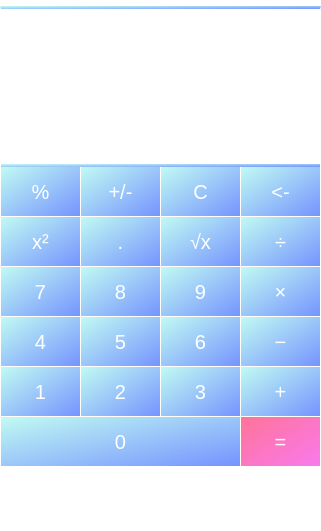
edmosha/calculator, file calculator.ui: the form before one commit.
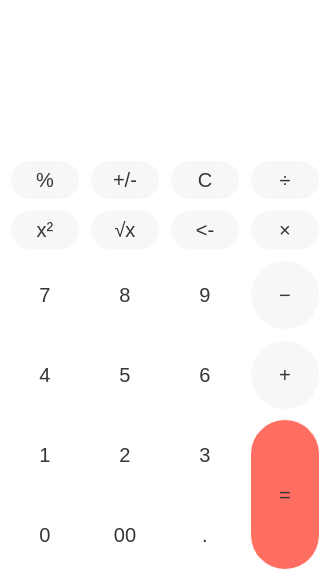
The form after the commit.

The edit to the form file:
```diff
--- a/calculator.ui
+++ b/calculator.ui
@@ -9,8 +9,8 @@
    <rect>
     <x>0</x>
     <y>0</y>
-    <width>321</width>
-    <height>531</height>
+    <width>335</width>
+    <height>585</height>
    </rect>
   </property>
   <property name="minimumSize">
@@ -21,8 +21,8 @@
   </property>
   <property name="maximumSize">
    <size>
-    <width>321</width>
-    <height>531</height>
+    <width>335</width>
+    <height>585</height>
    </size>
   </property>
   <property name="baseSize">
@@ -33,6 +33,7 @@
   </property>
   <property name="font">
    <font>
+    <family>MS Sans Serif</family>
     <pointsize>-1</pointsize>
    </font>
   </property>
@@ -43,28 +44,42 @@
    <bool>false</bool>
   </property>
   <property name="styleSheet">
-   <string notr="true">background: #ffffff;
+   <string notr="true">background-color: #ffffff;
 border: 1px solid #ffffff;
-font-size: 20px;</string>
+font-size: 20px;
+</string>
   </property>
   <widget class="QWidget" name="centralwidget">
    <widget class="QPushButton" name="pushButton_1">
     <property name="geometry">
      <rect>
-      <x>0</x>
-      <y>360</y>
-      <width>81</width>
-      <height>51</height>
+      <x>10</x>
+      <y>420</y>
+      <width>70</width>
+      <height>70</height>
      </rect>
     </property>
+    <property name="maximumSize">
+     <size>
+      <width>80</width>
+      <height>80</height>
+     </size>
+    </property>
     <property name="font">
      <font>
+      <family>MS Shell Dlg 2</family>
       <pointsize>-1</pointsize>
+      <weight>50</weight>
+      <italic>false</italic>
+      <bold>false</bold>
      </font>
     </property>
     <property name="styleSheet">
-     <string notr="true">color: white;
-background: qlineargradient(spread:pad, x1:0, y1:0, x2:1, y2:1, stop:0 rgba(194, 252, 242, 255), stop:1 rgba(116, 146, 255, 255));
+     <string notr="true">color: #363636;
+font: 20pt &quot;MS Shell Dlg 2&quot;;
+background: #ffffff;
+border-radius: 35px;
+font-size: 20px;
 </string>
     </property>
     <property name="text">
@@ -74,20 +89,33 @@
    <widget class="QPushButton" name="pushButton_2">
     <property name="geometry">
      <rect>
-      <x>80</x>
-      <y>360</y>
-      <width>81</width>
-      <height>51</height>
+      <x>90</x>
+      <y>420</y>
+      <width>70</width>
+      <height>70</height>
      </rect>
     </property>
+    <property name="maximumSize">
+     <size>
+      <width>80</width>
+      <height>80</height>
+     </size>
+    </property>
     <property name="font">
      <font>
+      <family>MS Shell Dlg 2</family>
       <pointsize>-1</pointsize>
+      <weight>50</weight>
+      <italic>false</italic>
+      <bold>false</bold>
      </font>
     </property>
     <property name="styleSheet">
-     <string notr="true">color: white;
-background: qlineargradient(spread:pad, x1:0, y1:0, x2:1, y2:1, stop:0 rgba(194, 252, 242, 255), stop:1 rgba(116, 146, 255, 255));
+     <string notr="true">color: #363636;
+font: 20pt &quot;MS Shell Dlg 2&quot;;
+background: #ffffff;
+border-radius: 35px;
+font-size: 20px;
 </string>
     </property>
     <property name="text">
@@ -97,20 +125,33 @@
    <widget class="QPushButton" name="pushButton_3">
     <property name="geometry">
      <rect>
-      <x>160</x>
-      <y>360</y>
-      <width>81</width>
-      <height>51</height>
+      <x>170</x>
+      <y>420</y>
+      <width>70</width>
+      <height>70</height>
      </rect>
     </property>
+    <property name="maximumSize">
+     <size>
+      <width>80</width>
+      <height>80</height>
+     </size>
+    </property>
     <property name="font">
      <font>
+      <family>MS Shell Dlg 2</family>
       <pointsize>-1</pointsize>
+      <weight>50</weight>
+      <italic>false</italic>
+      <bold>false</bold>
      </font>
     </property>
     <property name="styleSheet">
-     <string notr="true">color: white;
-background: qlineargradient(spread:pad, x1:0, y1:0, x2:1, y2:1, stop:0 rgba(194, 252, 242, 255), stop:1 rgba(116, 146, 255, 255));
+     <string notr="true">color: #363636;
+font: 20pt &quot;MS Shell Dlg 2&quot;;
+background: #ffffff;
+border-radius: 35px;
+font-size: 20px;
 </string>
     </property>
     <property name="text">
@@ -120,20 +161,33 @@
    <widget class="QPushButton" name="pushButton_4">
     <property name="geometry">
      <rect>
-      <x>0</x>
-      <y>310</y>
-      <width>81</width>
-      <height>51</height>
+      <x>10</x>
+      <y>340</y>
+      <width>70</width>
+      <height>70</height>
      </rect>
     </property>
+    <property name="maximumSize">
+     <size>
+      <width>80</width>
+      <height>80</height>
+     </size>
+    </property>
     <property name="font">
      <font>
+      <family>MS Shell Dlg 2</family>
       <pointsize>-1</pointsize>
+      <weight>50</weight>
+      <italic>false</italic>
+      <bold>false</bold>
      </font>
     </property>
     <property name="styleSheet">
-     <string notr="true">color: white;
-background: qlineargradient(spread:pad, x1:0, y1:0, x2:1, y2:1, stop:0 rgba(194, 252, 242, 255), stop:1 rgba(116, 146, 255, 255));
+     <string notr="true">color: #363636;
+font: 20pt &quot;MS Shell Dlg 2&quot;;
+background: #ffffff;
+border-radius: 35px;
+font-size: 20px;
 </string>
     </property>
     <property name="text">
@@ -143,20 +197,33 @@
    <widget class="QPushButton" name="pushButton_5">
     <property name="geometry">
      <rect>
-      <x>80</x>
-      <y>310</y>
-      <width>81</width>
-      <height>51</height>
+      <x>90</x>
+      <y>340</y>
+      <width>70</width>
+      <height>70</height>
      </rect>
     </property>
+    <property name="maximumSize">
+     <size>
+      <width>80</width>
+      <height>80</height>
+     </size>
+    </property>
     <property name="font">
      <font>
+      <family>MS Shell Dlg 2</family>
       <pointsize>-1</pointsize>
+      <weight>50</weight>
+      <italic>false</italic>
+      <bold>false</bold>
      </font>
     </property>
     <property name="styleSheet">
-     <string notr="true">color: white;
-background: qlineargradient(spread:pad, x1:0, y1:0, x2:1, y2:1, stop:0 rgba(194, 252, 242, 255), stop:1 rgba(116, 146, 255, 255));
+     <string notr="true">color: #363636;
+font: 20pt &quot;MS Shell Dlg 2&quot;;
+background: #ffffff;
+border-radius: 35px;
+font-size: 20px;
 </string>
     </property>
     <property name="text">
@@ -166,20 +233,33 @@
    <widget class="QPushButton" name="pushButton_6">
     <property name="geometry">
      <rect>
-      <x>160</x>
-      <y>310</y>
-      <width>81</width>
-      <height>51</height>
+      <x>170</x>
+      <y>340</y>
+      <width>70</width>
+      <height>70</height>
      </rect>
     </property>
+    <property name="maximumSize">
+     <size>
+      <width>80</width>
+      <height>80</height>
+     </size>
+    </property>
     <property name="font">
      <font>
+      <family>MS Shell Dlg 2</family>
       <pointsize>-1</pointsize>
+      <weight>50</weight>
+      <italic>false</italic>
+      <bold>false</bold>
      </font>
     </property>
     <property name="styleSheet">
-     <string notr="true">color: white;
-background: qlineargradient(spread:pad, x1:0, y1:0, x2:1, y2:1, stop:0 rgba(194, 252, 242, 255), stop:1 rgba(116, 146, 255, 255));
+     <string notr="true">color: #363636;
+font: 20pt &quot;MS Shell Dlg 2&quot;;
+background: #ffffff;
+border-radius: 35px;
+font-size: 20px;
 </string>
     </property>
     <property name="text">
@@ -189,20 +269,33 @@
    <widget class="QPushButton" name="pushButton_7">
     <property name="geometry">
      <rect>
-      <x>0</x>
+      <x>10</x>
       <y>260</y>
-      <width>81</width>
-      <height>51</height>
+      <width>70</width>
+      <height>70</height>
      </rect>
     </property>
+    <property name="maximumSize">
+     <size>
+      <width>80</width>
+      <height>80</height>
+     </size>
+    </property>
     <property name="font">
      <font>
+      <family>MS Shell Dlg 2</family>
       <pointsize>-1</pointsize>
+      <weight>50</weight>
+      <italic>false</italic>
+      <bold>false</bold>
      </font>
     </property>
     <property name="styleSheet">
-     <string notr="true">color: white;
-background: qlineargradient(spread:pad, x1:0, y1:0, x2:1, y2:1, stop:0 rgba(194, 252, 242, 255), stop:1 rgba(116, 146, 255, 255));
+     <string notr="true">color: #363636;
+font: 20pt &quot;MS Shell Dlg 2&quot;;
+background: #ffffff;
+border-radius: 35px;
+font-size: 20px;
 </string>
     </property>
     <property name="text">
@@ -212,20 +305,33 @@
    <widget class="QPushButton" name="pushButton_8">
     <property name="geometry">
      <rect>
-      <x>80</x>
+      <x>90</x>
       <y>260</y>
-      <width>81</width>
-      <height>51</height>
+      <width>70</width>
+      <height>70</height>
      </rect>
     </property>
+    <property name="maximumSize">
+     <size>
+      <width>80</width>
+      <height>80</height>
+     </size>
+    </property>
     <property name="font">
      <font>
+      <family>MS Shell Dlg 2</family>
       <pointsize>-1</pointsize>
+      <weight>50</weight>
+      <italic>false</italic>
+      <bold>false</bold>
      </font>
     </property>
     <property name="styleSheet">
-     <string notr="true">color: white;
-background: qlineargradient(spread:pad, x1:0, y1:0, x2:1, y2:1, stop:0 rgba(194, 252, 242, 255), stop:1 rgba(116, 146, 255, 255));
+     <string notr="true">color: #363636;
+font: 20pt &quot;MS Shell Dlg 2&quot;;
+background: #ffffff;
+border-radius: 35px;
+font-size: 20px;
 </string>
     </property>
     <property name="text">
@@ -235,20 +341,33 @@
    <widget class="QPushButton" name="pushButton_9">
     <property name="geometry">
      <rect>
-      <x>160</x>
+      <x>170</x>
       <y>260</y>
-      <width>81</width>
-      <height>51</height>
+      <width>70</width>
+      <height>70</height>
      </rect>
     </property>
+    <property name="maximumSize">
+     <size>
+      <width>80</width>
+      <height>80</height>
+     </size>
+    </property>
     <property name="font">
      <font>
+      <family>MS Shell Dlg 2</family>
       <pointsize>-1</pointsize>
+      <weight>50</weight>
+      <italic>false</italic>
+      <bold>false</bold>
      </font>
     </property>
     <property name="styleSheet">
-     <string notr="true">color: white;
-background: qlineargradient(spread:pad, x1:0, y1:0, x2:1, y2:1, stop:0 rgba(194, 252, 242, 255), stop:1 rgba(116, 146, 255, 255));
+     <string notr="true">color: #363636;
+font: 20pt &quot;MS Shell Dlg 2&quot;;
+background: #ffffff;
+border-radius: 35px;
+font-size: 20px;
 </string>
     </property>
     <property name="text">
@@ -258,15 +377,23 @@
    <widget class="QPushButton" name="pushButton_xInCube">
     <property name="geometry">
      <rect>
-      <x>0</x>
+      <x>10</x>
       <y>210</y>
-      <width>81</width>
-      <height>51</height>
+      <width>70</width>
+      <height>40</height>
      </rect>
     </property>
+    <property name="font">
+     <font>
+      <pointsize>-1</pointsize>
+     </font>
+    </property>
     <property name="styleSheet">
-     <string notr="true">color: white;
-background: qlineargradient(spread:pad, x1:0, y1:0, x2:1, y2:1, stop:0 rgba(194, 252, 242, 255), stop:1 rgba(116, 146, 255, 255));
+     <string notr="true">color: #363636;
+background: #f7f7f7;
+border-radius: 20px;
+width: 40px;
+height: 40px;
 </string>
     </property>
     <property name="text">
@@ -276,15 +403,23 @@
    <widget class="QPushButton" name="pushButton_sqrtX">
     <property name="geometry">
      <rect>
-      <x>160</x>
+      <x>90</x>
       <y>210</y>
-      <width>81</width>
-      <height>51</height>
+      <width>70</width>
+      <height>40</height>
      </rect>
     </property>
+    <property name="font">
+     <font>
+      <pointsize>-1</pointsize>
+     </font>
+    </property>
     <property name="styleSheet">
-     <string notr="true">color: white;
-background: qlineargradient(spread:pad, x1:0, y1:0, x2:1, y2:1, stop:0 rgba(194, 252, 242, 255), stop:1 rgba(116, 146, 255, 255));
+     <string notr="true">color: #363636;
+background: #f7f7f7;
+border-radius: 20px;
+width: 40px;
+height: 40px;
 </string>
     </property>
     <property name="text">
@@ -294,15 +429,23 @@
    <widget class="QPushButton" name="pushButton_percent">
     <property name="geometry">
      <rect>
-      <x>0</x>
+      <x>10</x>
       <y>160</y>
-      <width>81</width>
-      <height>51</height>
+      <width>70</width>
+      <height>40</height>
      </rect>
     </property>
+    <property name="font">
+     <font>
+      <pointsize>-1</pointsize>
+     </font>
+    </property>
     <property name="styleSheet">
-     <string notr="true">color: white;
-background: qlineargradient(spread:pad, x1:0, y1:0, x2:1, y2:1, stop:0 rgba(194, 252, 242, 255), stop:1 rgba(116, 146, 255, 255));
+     <string notr="true">color: #363636;
+background: #f7f7f7;
+border-radius: 20px;
+width: 40px;
+height: 40px;
 </string>
     </property>
     <property name="text">
@@ -312,15 +455,23 @@
    <widget class="QPushButton" name="pushButton_plus_minus">
     <property name="geometry">
      <rect>
-      <x>80</x>
+      <x>90</x>
       <y>160</y>
-      <width>81</width>
-      <height>51</height>
+      <width>70</width>
+      <height>40</height>
      </rect>
     </property>
+    <property name="font">
+     <font>
+      <pointsize>-1</pointsize>
+     </font>
+    </property>
     <property name="styleSheet">
-     <string notr="true">color: white;
-background: qlineargradient(spread:pad, x1:0, y1:0, x2:1, y2:1, stop:0 rgba(194, 252, 242, 255), stop:1 rgba(116, 146, 255, 255));
+     <string notr="true">color: #363636;
+background: #f7f7f7;
+border-radius: 20px;
+width: 40px;
+height: 40px;
 </string>
     </property>
     <property name="text">
@@ -330,15 +481,23 @@
    <widget class="QPushButton" name="pushButton_clearAll">
     <property name="geometry">
      <rect>
-      <x>160</x>
+      <x>170</x>
       <y>160</y>
-      <width>81</width>
-      <height>51</height>
+      <width>70</width>
+      <height>40</height>
      </rect>
     </property>
+    <property name="font">
+     <font>
+      <pointsize>-1</pointsize>
+     </font>
+    </property>
     <property name="styleSheet">
-     <string notr="true">color: white;
-background: qlineargradient(spread:pad, x1:0, y1:0, x2:1, y2:1, stop:0 rgba(194, 252, 242, 255), stop:1 rgba(116, 146, 255, 255));
+     <string notr="true">color: #363636;
+background: #f7f7f7;
+border-radius: 20px;
+width: 40px;
+height: 40px;
 </string>
     </property>
     <property name="text">
@@ -348,15 +507,23 @@
    <widget class="QPushButton" name="pushButton_division">
     <property name="geometry">
      <rect>
-      <x>240</x>
-      <y>210</y>
-      <width>81</width>
-      <height>51</height>
+      <x>250</x>
+      <y>160</y>
+      <width>70</width>
+      <height>40</height>
      </rect>
     </property>
+    <property name="font">
+     <font>
+      <pointsize>-1</pointsize>
+     </font>
+    </property>
     <property name="styleSheet">
-     <string notr="true">color: white;
-background: qlineargradient(spread:pad, x1:0, y1:0, x2:1, y2:1, stop:0 rgba(194, 252, 242, 255), stop:1 rgba(116, 146, 255, 255));
+     <string notr="true">color: #363636;
+background: #f7f7f7;
+border-radius: 20px;
+width: 40px;
+height: 40px;
 </string>
     </property>
     <property name="text">
@@ -369,20 +536,29 @@
     </property>
     <property name="geometry">
      <rect>
-      <x>240</x>
-      <y>260</y>
-      <width>81</width>
-      <height>51</height>
+      <x>250</x>
+      <y>210</y>
+      <width>70</width>
+      <height>40</height>
      </rect>
     </property>
+    <property name="maximumSize">
+     <size>
+      <width>80</width>
+      <height>80</height>
+     </size>
+    </property>
     <property name="font">
      <font>
       <pointsize>-1</pointsize>
      </font>
     </property>
     <property name="styleSheet">
-     <string notr="true">color: white;
-background: qlineargradient(spread:pad, x1:0, y1:0, x2:1, y2:1, stop:0 rgba(194, 252, 242, 255), stop:1 rgba(116, 146, 255, 255));
+     <string notr="true">color: #363636;
+background: #f7f7f7;
+border-radius: 20px;
+width: 40px;
+height: 40px;
 </string>
     </property>
     <property name="text">
@@ -392,15 +568,23 @@
    <widget class="QPushButton" name="pushButton_clearLast">
     <property name="geometry">
      <rect>
-      <x>240</x>
-      <y>160</y>
-      <width>81</width>
-      <height>51</height>
+      <x>170</x>
+      <y>210</y>
+      <width>70</width>
+      <height>40</height>
      </rect>
     </property>
+    <property name="font">
+     <font>
+      <pointsize>-1</pointsize>
+     </font>
+    </property>
     <property name="styleSheet">
-     <string notr="true">color: white;
-background: qlineargradient(spread:pad, x1:0, y1:0, x2:1, y2:1, stop:0 rgba(194, 252, 242, 255), stop:1 rgba(116, 146, 255, 255));
+     <string notr="true">color: #363636;
+background: #f7f7f7;
+border-radius: 20px;
+width: 40px;
+height: 40px;
 </string>
     </property>
     <property name="text">
@@ -410,20 +594,29 @@
    <widget class="QPushButton" name="pushButton_plus">
     <property name="geometry">
      <rect>
-      <x>240</x>
-      <y>360</y>
-      <width>81</width>
-      <height>51</height>
+      <x>250</x>
+      <y>340</y>
+      <width>70</width>
+      <height>70</height>
      </rect>
     </property>
+    <property name="maximumSize">
+     <size>
+      <width>80</width>
+      <height>80</height>
+     </size>
+    </property>
     <property name="font">
      <font>
       <pointsize>-1</pointsize>
      </font>
     </property>
     <property name="styleSheet">
-     <string notr="true">color: white;
-background: qlineargradient(spread:pad, x1:0, y1:0, x2:1, y2:1, stop:0 rgba(194, 252, 242, 255), stop:1 rgba(116, 146, 255, 255));
+     <string notr="true">color: #363636;
+background: #f7f7f7;
+border-radius: 35px;
+width: 40px;
+height: 40px;
 </string>
     </property>
     <property name="text">
@@ -433,20 +626,29 @@
    <widget class="QPushButton" name="pushButton_minus">
     <property name="geometry">
      <rect>
-      <x>240</x>
-      <y>310</y>
-      <width>81</width>
-      <height>51</height>
+      <x>250</x>
+      <y>260</y>
+      <width>70</width>
+      <height>70</height>
      </rect>
     </property>
+    <property name="maximumSize">
+     <size>
+      <width>80</width>
+      <height>80</height>
+     </size>
+    </property>
     <property name="font">
      <font>
       <pointsize>-1</pointsize>
      </font>
     </property>
     <property name="styleSheet">
-     <string notr="true">color: white;
-background: qlineargradient(spread:pad, x1:0, y1:0, x2:1, y2:1, stop:0 rgba(194, 252, 242, 255), stop:1 rgba(116, 146, 255, 255));
+     <string notr="true">color: #363636;
+background: #f7f7f7;
+border-radius: 35px;
+width: 40px;
+height: 40px;
 </string>
     </property>
     <property name="text">
@@ -456,20 +658,33 @@
    <widget class="QPushButton" name="pushButton_0">
     <property name="geometry">
      <rect>
-      <x>0</x>
-      <y>410</y>
-      <width>241</width>
-      <height>51</height>
+      <x>10</x>
+      <y>500</y>
+      <width>70</width>
+      <height>70</height>
      </rect>
     </property>
+    <property name="maximumSize">
+     <size>
+      <width>80</width>
+      <height>80</height>
+     </size>
+    </property>
     <property name="font">
      <font>
+      <family>MS Shell Dlg 2</family>
       <pointsize>-1</pointsize>
+      <weight>50</weight>
+      <italic>false</italic>
+      <bold>false</bold>
      </font>
     </property>
     <property name="styleSheet">
-     <string notr="true">color: white;
-background: qlineargradient(spread:pad, x1:0, y1:0, x2:1, y2:1, stop:0 rgba(194, 252, 242, 255), stop:1 rgba(116, 146, 255, 255));
+     <string notr="true">color: #363636;
+font: 20pt &quot;MS Shell Dlg 2&quot;;
+background: #ffffff;
+border-radius: 35px;
+font-size: 20px;
 </string>
     </property>
     <property name="text">
@@ -479,20 +694,27 @@
    <widget class="QPushButton" name="pushButton_equalSign">
     <property name="geometry">
      <rect>
-      <x>240</x>
-      <y>410</y>
-      <width>81</width>
-      <height>51</height>
+      <x>250</x>
+      <y>419</y>
+      <width>70</width>
+      <height>151</height>
      </rect>
     </property>
+    <property name="maximumSize">
+     <size>
+      <width>80</width>
+      <height>160</height>
+     </size>
+    </property>
     <property name="font">
      <font>
       <pointsize>-1</pointsize>
      </font>
     </property>
     <property name="styleSheet">
-     <string notr="true">color: white;
-background: qlineargradient(spread:pad, x1:0, y1:0, x2:1, y2:1, stop:0 rgba(255, 115, 150, 255), stop:1 rgba(249, 122, 240, 255));
+     <string notr="true">color: #363636;
+background: #ff6f61;
+border-radius: 35px;
 </string>
     </property>
     <property name="text">
@@ -502,20 +724,27 @@
    <widget class="QPushButton" name="pushButton_dot">
     <property name="geometry">
      <rect>
-      <x>80</x>
-      <y>210</y>
-      <width>81</width>
-      <height>51</height>
+      <x>170</x>
+      <y>500</y>
+      <width>70</width>
+      <height>70</height>
      </rect>
     </property>
     <property name="font">
      <font>
+      <family>MS Shell Dlg 2</family>
       <pointsize>-1</pointsize>
+      <weight>50</weight>
+      <italic>false</italic>
+      <bold>false</bold>
      </font>
     </property>
     <property name="styleSheet">
-     <string notr="true">color: white;
-background: qlineargradient(spread:pad, x1:0, y1:0, x2:1, y2:1, stop:0 rgba(194, 252, 242, 255), stop:1 rgba(116, 146, 255, 255));
+     <string notr="true">color: #363636;
+font: 20pt &quot;MS Shell Dlg 2&quot;;
+background: #ffffff;
+border-radius: 35px;
+font-size: 20px;
 </string>
     </property>
     <property name="text">
@@ -527,15 +756,16 @@
      <rect>
       <x>0</x>
       <y>0</y>
-      <width>321</width>
-      <height>161</height>
+      <width>341</width>
+      <height>151</height>
      </rect>
     </property>
     <property name="styleSheet">
-     <string notr="true">border-top: 3px solid qlineargradient(spread:pad, x1:0, y1:0, x2:1, y2:1, stop:0 rgba(194, 252, 242, 255), stop:1 rgba(116, 146, 255, 255));
-border-bottom: 3px solid qlineargradient(spread:pad, x1:0, y1:0, x2:1, y2:1, stop:0 rgba(194, 252, 242, 255), stop:1 rgba(116, 146, 255, 255));
-text-align: right;
-font-size: 36px;</string>
+     <string notr="true">QLabel {
+qproperty-alignment: 'AlignVCenter | AlignRight';
+}
+font-size: 36px;
+border-radius: 0;</string>
     </property>
     <property name="text">
      <string/>
@@ -568,36 +798,52 @@
      </font>
     </property>
     <property name="styleSheet">
-     <string notr="true">font-size: 16px; padding: 4px;</string>
+     <string notr="true">font-size: 16px; padding: 4px;
+border-radius: 0;</string>
     </property>
     <property name="text">
      <string/>
     </property>
    </widget>
-  </widget>
-  <widget class="QMenuBar" name="menubar">
-   <property name="geometry">
-    <rect>
-     <x>0</x>
-     <y>0</y>
-     <width>321</width>
-     <height>36</height>
-    </rect>
-   </property>
-   <widget class="QMenu" name="menu">
-    <property name="title">
-     <string/>
+   <widget class="QPushButton" name="pushButton_00">
+    <property name="geometry">
+     <rect>
+      <x>90</x>
+      <y>500</y>
+      <width>70</width>
+      <height>70</height>
+     </rect>
     </property>
-   </widget>
-   <widget class="QMenu" name="menu_2">
-    <property name="title">
-     <string/>
+    <property name="maximumSize">
+     <size>
+      <width>80</width>
+      <height>80</height>
+     </size>
     </property>
+    <property name="font">
+     <font>
+      <family>MS Shell Dlg 2</family>
+      <pointsize>-1</pointsize>
+      <weight>50</weight>
+      <italic>false</italic>
+      <bold>false</bold>
+     </font>
+    </property>
+    <property name="styleSheet">
+     <string notr="true">color: #363636;
+font: 20pt &quot;MS Shell Dlg 2&quot;;
+background: #ffffff;
+border-radius: 35px;
+font-size: 20px;
+</string>
+    </property>
+    <property name="text">
+     <string>00</string>
+    </property>
    </widget>
    <addaction name="menu"/>
    <addaction name="menu_2"/>
   </widget>
-  <widget class="QStatusBar" name="statusbar"/>
  </widget>
  <resources/>
  <connections/>
```
Left out of the diff: 2 changed lines with no effect on the pictures.
